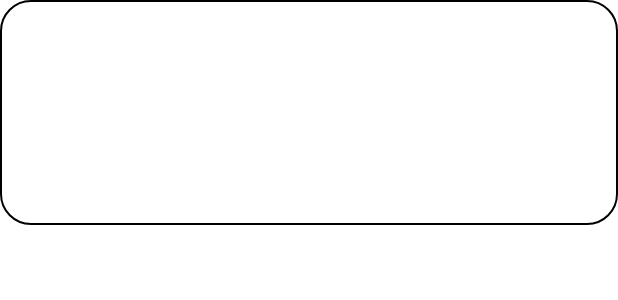
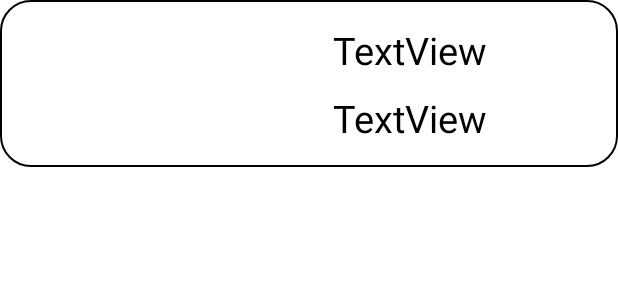
Before and after one commit to NikeGolf36/ClimateControlApp, an Android app: the layout recyclerview_item.xml on its own in the app's theme, with its tools: preview values and no code run, on a phone screen of 412 x 824 dp. Shown: the top 300 px of the screen. Run offline under Robolectric (Android 15) with nearby library versions, the phone set to English and light mode, and no system bars.

Commit message:
Added Data Query in BackgroundWorker, UI is updated every 15 min

```diff
--- a/app/build.gradle
+++ b/app/build.gradle
@@ -55,4 +55,6 @@ dependencies {
         exclude group: 'com.android.support', module: 'support-annotations'
     })
     androidTestImplementation "androidx.test.ext:junit:$rootProject.androidxJunitVersion"
+    implementation "androidx.work:work-runtime:$versions_work"
+    implementation "com.influxdb:influxdb-client-java:6.7.0"
 }
--- a/app/src/main/AndroidManifest.xml
+++ b/app/src/main/AndroidManifest.xml
@@ -1,6 +1,10 @@
 <?xml version="1.0" encoding="utf-8"?>
 <manifest xmlns:android="http://schemas.android.com/apk/res/android"
     xmlns:tools="http://schemas.android.com/tools">
+
+    <uses-permission android:name="android.permission.INTERNET" />
+    <uses-permission android:name="android.permission.ACCESS_NETWORK_STATE" />
+
 
     <application
         android:allowBackup="false"
--- a/app/src/main/java/com/example/seniordesignapp/NodeInfoActivity.java
+++ b/app/src/main/java/com/example/seniordesignapp/NodeInfoActivity.java
@@ -26,7 +26,7 @@ public class NodeInfoActivity extends AppCompatActivity {
         }
 
         node.setText(node_name);
-        t_view.setText(String.valueOf(temp));
-        h_view.setText(String.valueOf(hmd));
+        t_view.setText("Current Temperature:  " + String.valueOf(temp) + " \u2109");
+        h_view.setText("Current Humidity:  " + String.valueOf(hmd) + " %");
     }
 }
--- a/app/src/main/java/com/example/seniordesignapp/NodeListAdapter.java
+++ b/app/src/main/java/com/example/seniordesignapp/NodeListAdapter.java
@@ -13,11 +13,10 @@ import androidx.recyclerview.widget.ListAdapter;
 import androidx.recyclerview.widget.RecyclerView;
 
 public class NodeListAdapter extends ListAdapter<Node, NodeViewHolder> {
-    //private NodeClickListener listener;
+
 
     public NodeListAdapter(@NonNull DiffUtil.ItemCallback<Node> diffCallback) {
         super(diffCallback);
-        //this.listener = listener;
     }
 
     @Override
--- a/app/src/main/java/com/example/seniordesignapp/NodeRoomDatabase.java
+++ b/app/src/main/java/com/example/seniordesignapp/NodeRoomDatabase.java
@@ -20,6 +20,8 @@ public abstract class NodeRoomDatabase extends RoomDatabase {
             Executors.newFixedThreadPool(NUMBER_OF_THREADS);
     static final ExecutorService databaseDeleteExecutor =
             Executors.newFixedThreadPool(NUMBER_OF_THREADS);
+    static final ExecutorService databaseUpdateExecutor =
+            Executors.newFixedThreadPool(NUMBER_OF_THREADS);
 
     static NodeRoomDatabase getDatabase(final Context context) {
         if (INSTANCE == null) {
--- a/app/src/main/java/com/example/seniordesignapp/NodeViewModel.java
+++ b/app/src/main/java/com/example/seniordesignapp/NodeViewModel.java
@@ -25,4 +25,5 @@ public class NodeViewModel extends AndroidViewModel {
 
     public void deleteAll() {mRepository.deleteAll();}
     public void deleteNode(Node node) {mRepository.deleteNode(node);}
+    public void updateNode(Node node) {mRepository.updateNode(node);}
 }
--- a/app/src/main/res/layout/recyclerview_item.xml
+++ b/app/src/main/res/layout/recyclerview_item.xml
@@ -1,13 +1,50 @@
 <?xml version="1.0" encoding="utf-8"?>
 <LinearLayout xmlns:android="http://schemas.android.com/apk/res/android"
-    android:orientation="vertical"
+    xmlns:app="http://schemas.android.com/apk/res-auto"
+    xmlns:tools="http://schemas.android.com/tools"
     android:layout_width="match_parent"
-    android:layout_height="wrap_content">
+    android:layout_height="wrap_content"
+    android:layout_marginBottom="16dp"
+    android:background="@drawable/node_background"
+    android:orientation="vertical">
 
-    <TextView
-        android:id="@+id/textView"
-        style="@style/node_title"
+    <androidx.constraintlayout.widget.ConstraintLayout
         android:layout_width="match_parent"
-        android:layout_height="150dp"
-        android:background="@drawable/node_background"/>
+        android:layout_height="match_parent">
+
+        <TextView
+            android:id="@+id/nodeView"
+            android:layout_width="180dp"
+            android:layout_height="110dp"
+            android:layout_marginStart="10dp"
+            android:gravity="center"
+            android:textColor="@color/black"
+            android:textSize="35sp"
+            app:layout_constraintStart_toStartOf="parent"
+            app:layout_constraintTop_toTopOf="parent" />
+
+        <TextView
+            android:id="@+id/tempView"
+            android:layout_width="165dp"
+            android:layout_height="45dp"
+            android:layout_marginTop="10dp"
+            android:gravity="center"
+            android:text="TextView"
+            android:textColor="@color/black"
+            android:textSize="25sp"
+            app:layout_constraintStart_toEndOf="@+id/nodeView"
+            app:layout_constraintTop_toTopOf="parent" />
+
+        <TextView
+            android:id="@+id/hmdView"
+            android:layout_width="165dp"
+            android:layout_height="45dp"
+            android:gravity="center"
+            android:text="TextView"
+            android:textColor="@color/black"
+            android:textSize="25sp"
+            app:layout_constraintStart_toEndOf="@+id/nodeView"
+            app:layout_constraintTop_toBottomOf="@+id/tempView" />
+    </androidx.constraintlayout.widget.ConstraintLayout>
+
 </LinearLayout>
--- a/app/src/main/res/values/strings.xml
+++ b/app/src/main/res/values/strings.xml
@@ -1,7 +1,7 @@
 <resources>
     <string name="app_name">Senior Design App</string>
     <string name="add_node"></string>
-    <string name="hint_word">Word...</string>
+    <string name="hint_word">Name...</string>
     <string name="win">Window Status: Closed</string>
     <string name="hint_temp">Temp...</string>
     <string name="hint_hmd">Hmd...</string>
--- a/build.gradle
+++ b/build.gradle
@@ -15,4 +15,5 @@ ext {
     junitVersion = '4.13.2'
     espressoVersion = '3.4.0'
     androidxJunitVersion = '1.1.2'
+    versions_work = '2.7.1'
 }
```
Also changed, not shown: app/src/main/java/com/example/seniordesignapp/BackgroundWorker.java (added, +73 -0 lines), app/src/main/java/com/example/seniordesignapp/MainActivity.java (+22 -20 lines), app/src/main/java/com/example/seniordesignapp/NodeDao.java (+8 -0 lines), app/src/main/java/com/example/seniordesignapp/NodeRepository.java (+13 -0 lines), app/src/main/java/com/example/seniordesignapp/NodeViewHolder.java (+10 -3 lines), app/src/main/res/layout/activity_node_info.xml (+20 -12 lines).
